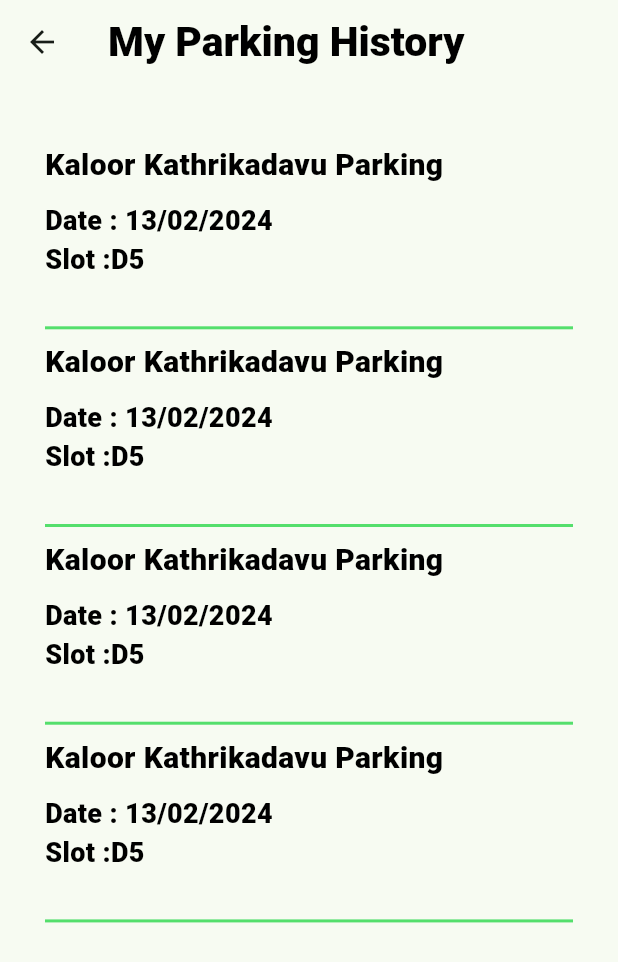
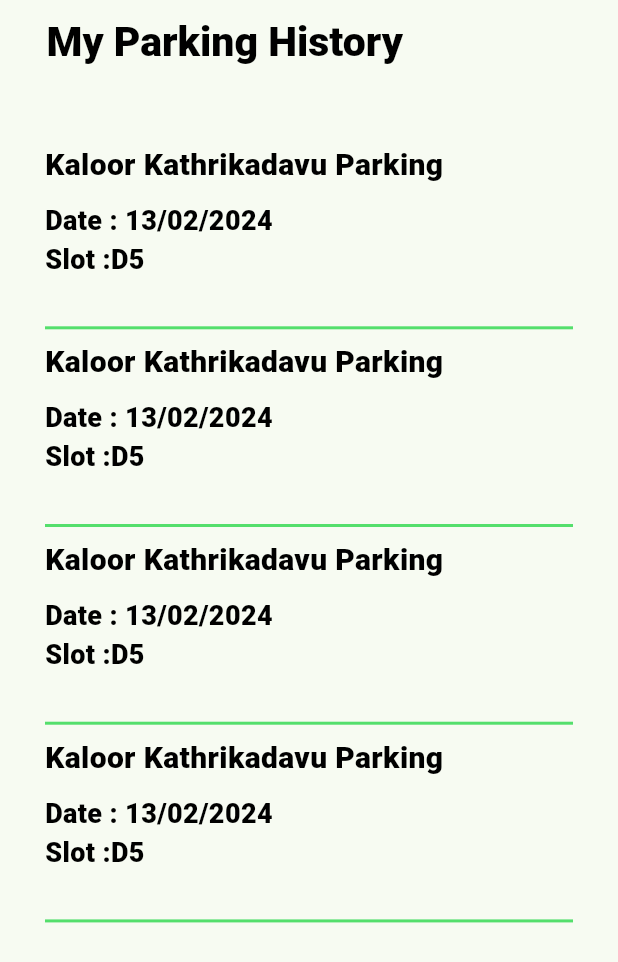
Before and after one commit to aswinciril/parkplus, a Flutter app: the MyParking screen opened directly, on a phone screen of 412 x 824 dp. Shown: the top 962 px of the screen. Run offline on Flutter 3.47's test engine with Material 3 defaults, Android fonts, the phone set to English and light mode, and no system bars; our stand-ins replace flutter_screenutil, flutter_svg, google_fonts, google_maps_flutter, lottie, pin_code_text_field.

```diff
--- a/lib/Presentation/features/botttom_navigation_items/my_parking/my_parking.dart
+++ b/lib/Presentation/features/botttom_navigation_items/my_parking/my_parking.dart
@@ -7,18 +7,22 @@ import 'package:parkplus/Presentation/widgets/Text/custom_text.dart';
 import 'package:parkplus/utils/dialog_helper.dart';
 
 class MyParking extends StatelessWidget {
-  const MyParking({Key? key});
+  const MyParking({super.key});
 
   @override
   Widget build(BuildContext context) {
     return Scaffold(
       appBar: AppBar(
+        automaticallyImplyLeading: false,
         centerTitle: false,
-        title: CustomText(
-          text: "My Parking History",
-          fontWeight: FontWeight.w600,
-          fontsize: 28.sp,
-          color: Colors.black,
+        title: Padding(
+          padding: const EdgeInsets.only(left: 15.0),
+          child: CustomText(
+            text: "My Parking History",
+            fontWeight: FontWeight.w600,
+            fontsize: 28.sp,
+            color: Colors.black,
+          ),
         ),
       ),
       body: Column(
--- a/lib/main.dart
+++ b/lib/main.dart
@@ -8,7 +8,7 @@ void main() {
   WidgetsFlutterBinding.ensureInitialized();
   // Initialize the Google Maps plugin
 
-  runApp(MyApp());
+  runApp(const MyApp());
 }
 
 class MyApp extends StatelessWidget {
```
Also changed, not shown: 1 other file.
